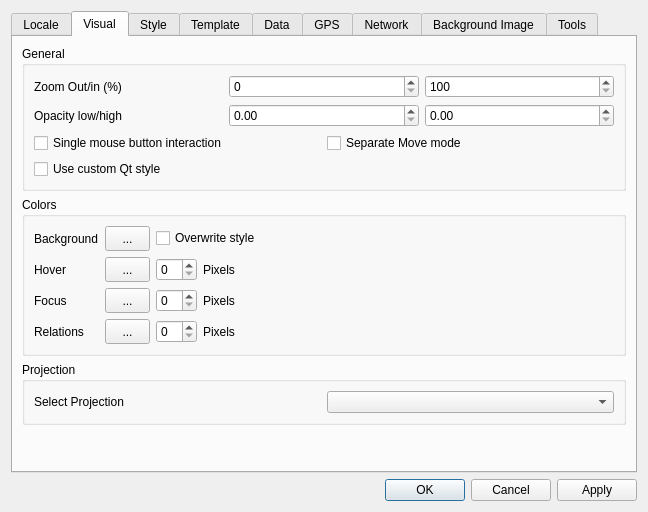
Above: src/Preferences/PreferencesDialog.ui from openstreetmap/merkaartor before the change. Below: the same form after it.
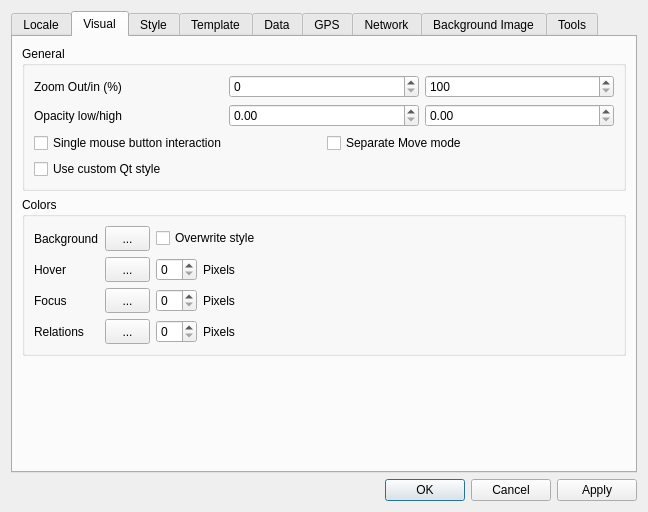
That is the form after the change. The open tabs and pages were chosen to show the change.

Commit message: FIX : Clear "hover" state when mouse leave the map widget FIX : Remove projection selection from preference dialog

Patch:
```diff
--- a/src/Preferences/PreferencesDialog.ui
+++ b/src/Preferences/PreferencesDialog.ui
@@ -411,25 +411,6 @@
          </layout>
         </widget>
        </item>
-       <item>
-        <widget class="QGroupBox" name="grpProjection" >
-         <property name="title" >
-          <string>Projection</string>
-         </property>
-         <layout class="QHBoxLayout" >
-          <item>
-           <widget class="QLabel" name="label_7" >
-            <property name="text" >
-             <string>Select Projection</string>
-            </property>
-           </widget>
-          </item>
-          <item>
-           <widget class="QComboBox" name="cbProjection" />
-          </item>
-         </layout>
-        </widget>
-       </item>
        <item>
         <spacer>
          <property name="orientation" >
```
Left out of the diff: 2 changed lines with no effect on the pictures. The commit also changes 4 other files.
